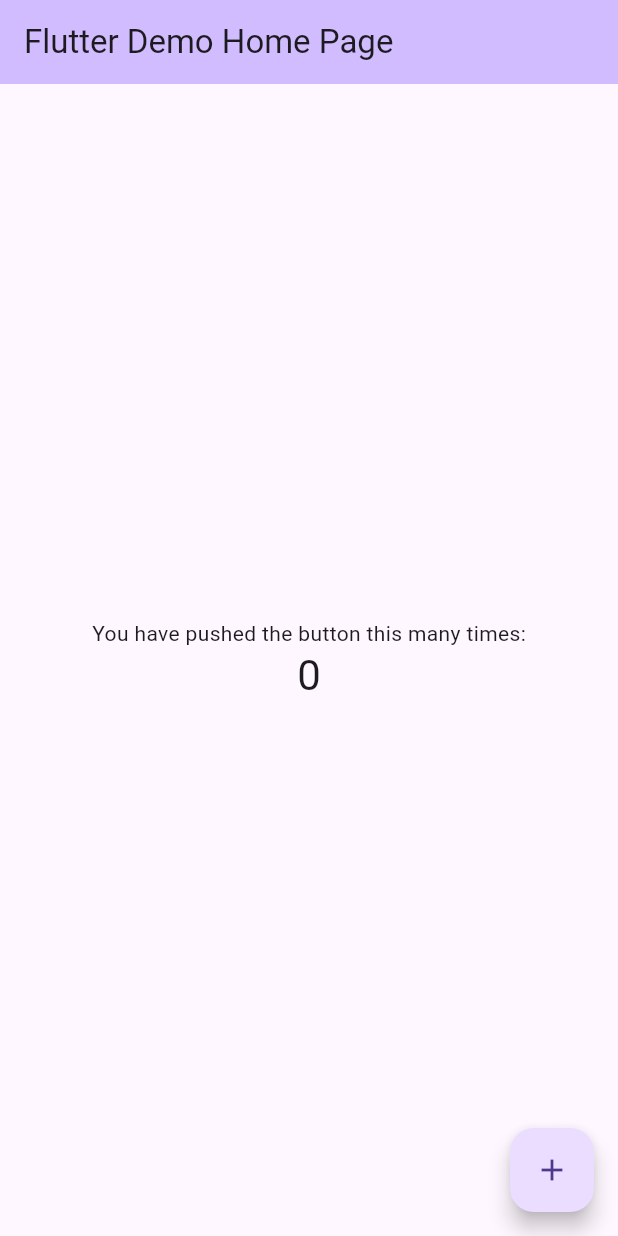
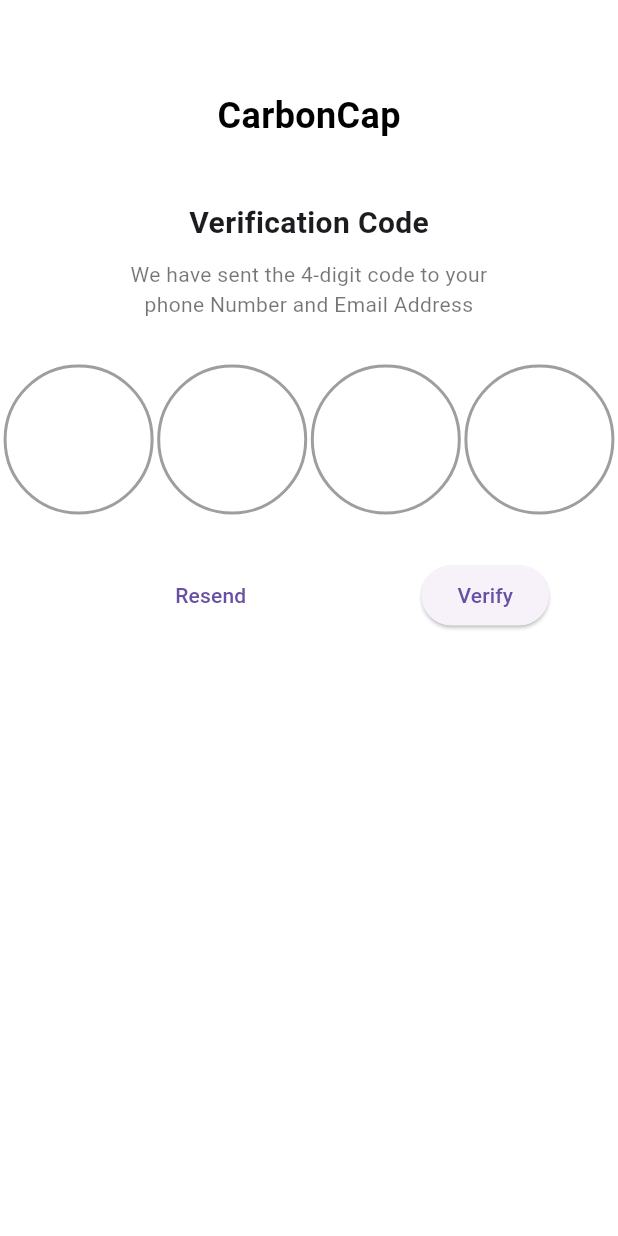
Before and after one commit to Ahmad163563/internship-project, a Flutter app: the screen it shows after launch, on a phone screen of 412 x 824 dp. Run offline on Flutter 3.47's test engine with Material 3 defaults, Android fonts, the phone set to English and light mode, and no system bars.

Commit message:
working on assinment

```diff
--- a/lib/main.dart
+++ b/lib/main.dart
@@ -1,4 +1,8 @@
 import 'package:flutter/material.dart';
+import 'package:project/Sign_up/sign_up.dart';
+import 'package:project/login_screen/login-screen.dart';
+import 'package:project/otp_verification_screen/verification_screen.dart';
+
 
 void main() {
   runApp(const MyApp());
@@ -11,99 +15,12 @@ class MyApp extends StatelessWidget {
   @override
   Widget build(BuildContext context) {
     return MaterialApp(
+      debugShowCheckedModeBanner: false,
       title: 'Flutter Demo',
       theme: ThemeData(
 
       ),
-      home: const MyHomePage(title: 'Flutter Demo Home Page'),
+      home: otpScreen()//SIGNup()//LoginScreen()
     );
   }
 }
-
-class MyHomePage extends StatefulWidget {
-  const MyHomePage({super.key, required this.title});
-
-  // This widget is the home page of your application. It is stateful, meaning
-  // that it has a State object (defined below) that contains fields that affect
-  // how it looks.
-
-  // This class is the configuration for the state. It holds the values (in this
-  // case the title) provided by the parent (in this case the App widget) and
-  // used by the build method of the State. Fields in a Widget subclass are
-  // always marked "final".
-
-  final String title;
-
-  @override
-  State<MyHomePage> createState() => _MyHomePageState();
-}
-
-class _MyHomePageState extends State<MyHomePage> {
-  int _counter = 0;
-
-  void _incrementCounter() {
-    setState(() {
-      // This call to setState tells the Flutter framework that something has
-      // changed in this State, which causes it to rerun the build method below
-      // so that the display can reflect the updated values. If we changed
-      // _counter without calling setState(), then the build method would not be
-      // called again, and so nothing would appear to happen.
-      _counter++;
-    });
-  }
-
-  @override
-  Widget build(BuildContext context) {
-    // This method is rerun every time setState is called, for instance as done
-    // by the _incrementCounter method above.
-    //
-    // The Flutter framework has been optimized to make rerunning build methods
-    // fast, so that you can just rebuild anything that needs updating rather
-    // than having to individually change instances of widgets.
-    return Scaffold(
-      appBar: AppBar(
-        // TRY THIS: Try changing the color here to a specific color (to
-        // Colors.amber, perhaps?) and trigger a hot reload to see the AppBar
-        // change color while the other colors stay the same.
-        backgroundColor: Theme.of(context).colorScheme.inversePrimary,
-        // Here we take the value from the MyHomePage object that was created by
-        // the App.build method, and use it to set our appbar title.
-        title: Text(widget.title),
-      ),
-      body: Center(
-        // Center is a layout widget. It takes a single child and positions it
-        // in the middle of the parent.
-        child: Column(
-          // Column is also a layout widget. It takes a list of children and
-          // arranges them vertically. By default, it sizes itself to fit its
-          // children horizontally, and tries to be as tall as its parent.
-          //
-          // Column has various properties to control how it sizes itself and
-          // how it positions its children. Here we use mainAxisAlignment to
-          // center the children vertically; the main axis here is the vertical
-          // axis because Columns are vertical (the cross axis would be
-          // horizontal).
-          //
-          // TRY THIS: Invoke "debug painting" (choose the "Toggle Debug Paint"
-          // action in the IDE, or press "p" in the console), to see the
-          // wireframe for each widget.
-          mainAxisAlignment: MainAxisAlignment.center,
-          children: <Widget>[
-            const Text(
-              'You have pushed the button this many times:',
-            ),
-            Text(
-              '$_counter',
-              style: Theme.of(context).textTheme.headlineMedium,
-            ),
-          ],
-        ),
-      ),
-      floatingActionButton: FloatingActionButton(
-        onPressed: _incrementCounter,
-        tooltip: 'Increment',
-        child: const Icon(Icons.add),
-      ), // This trailing comma makes auto-formatting nicer for build methods.
-    );
-  }
-}
--- /dev/null
+++ b/lib/otp_verification_screen/verification_screen.dart
@@ -0,0 +1,78 @@
+import 'package:flutter/material.dart';
+
+class otpScreen extends StatelessWidget {
+  const otpScreen({super.key});
+
+  @override
+  Widget build(BuildContext context) {
+    return Scaffold(
+      backgroundColor: Colors.white,
+      body: Column(
+        children: [
+          SizedBox(height: 60,),
+          Text('CarbonCap',style: TextStyle(fontSize: 24,fontWeight: FontWeight.bold,color: Colors.black),),
+        SizedBox(height: 40,),
+          Text('Verification Code',style: TextStyle(fontWeight: FontWeight.bold,fontSize: 20),),
+          SizedBox(height: 10,),
+          Text('We have sent the 4-digit code to your\nphone Number and Email Address',textAlign: TextAlign.center,style: TextStyle(fontSize: 14,color: Colors.black54),),
+          SizedBox(height: 30,),
+          Row(
+            mainAxisAlignment: MainAxisAlignment.spaceEvenly,
+            children: [
+              Container(
+                height: 100,
+                width: 100,
+                decoration: BoxDecoration(
+                  shape: BoxShape.circle,
+                  border: Border.all(color: Colors.grey,width: 2)
+                ),
+              ),
+              Container(
+                height: 100,
+                width: 100,
+                decoration: BoxDecoration(
+                    shape: BoxShape.circle,
+                    border: Border.all(color: Colors.grey,width: 2)
+                ),
+              ),
+              Container(
+                height: 100,
+                width: 100,
+                decoration: BoxDecoration(
+                    shape: BoxShape.circle,
+                    border: Border.all(color: Colors.grey,width: 2)
+                ),
+              ),
+              Container(
+                height: 100,
+                width: 100,
+                decoration: BoxDecoration(
+                    shape: BoxShape.circle,
+                    border: Border.all(color: Colors.grey,width: 2)
+                ),
+              )
+            ],
+          ),
+          SizedBox(height: 30,),
+          Row(
+            mainAxisAlignment: MainAxisAlignment.spaceEvenly,
+            children: [
+              Container(height: 44,
+                width: 189,
+                decoration: BoxDecoration(borderRadius: BorderRadius.circular(10)),
+                child: TextButton(
+                  onPressed: () {},
+                  child: Text('Resend'),
+                ),
+              ),
+              ElevatedButton(
+                onPressed: () {},
+                child: Text('Verify'),
+              ),
+            ],
+          )
+        ],
+      ),
+    );
+  }
+}
--- a/pubspec.yaml
+++ b/pubspec.yaml
@@ -58,7 +58,9 @@ flutter:
   uses-material-design: true
 
   # To add assets to your application, add an assets section, like this:
-  # assets:
+  assets:
+    - assets/
+
   #   - images/a_dot_burr.jpeg
   #   - images/a_dot_ham.jpeg
 
```
Also changed, not shown: lib/Sign_up/sign_up.dart (added, +149 -0 lines), lib/login_screen/login-screen.dart (added, +29 -0 lines), assets/group.png (added), lib/main1.dart (deleted).
